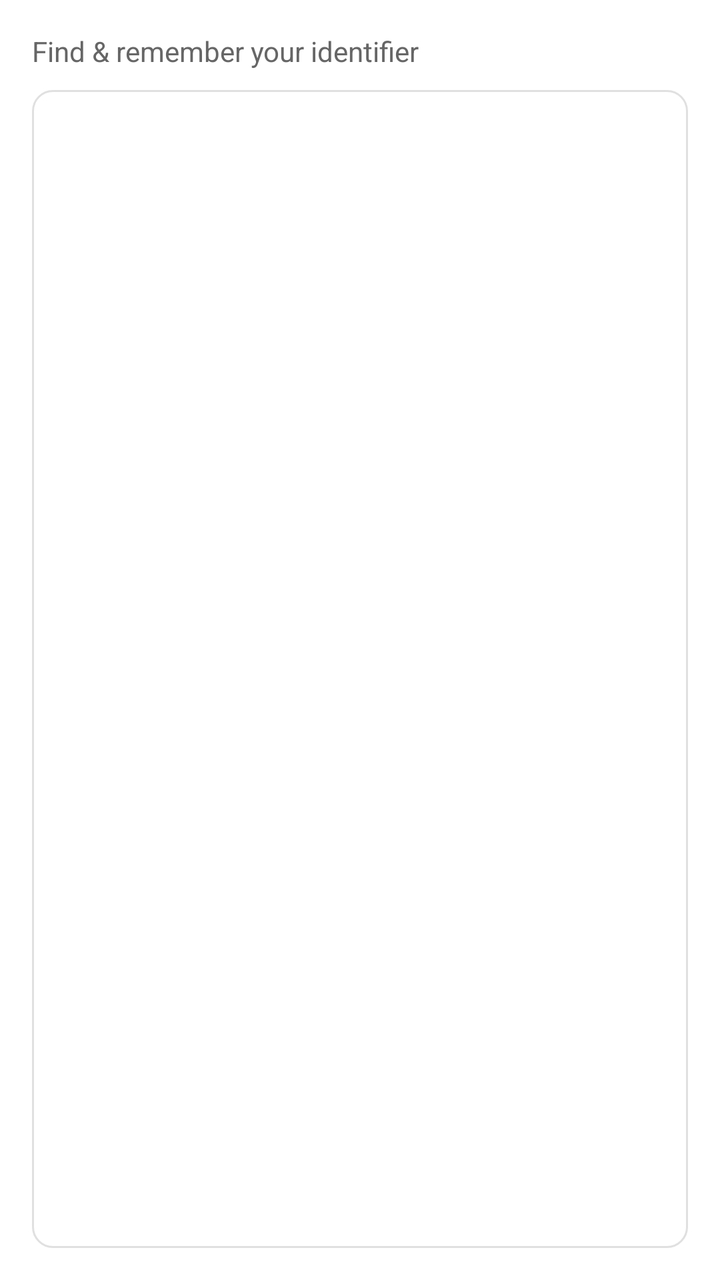
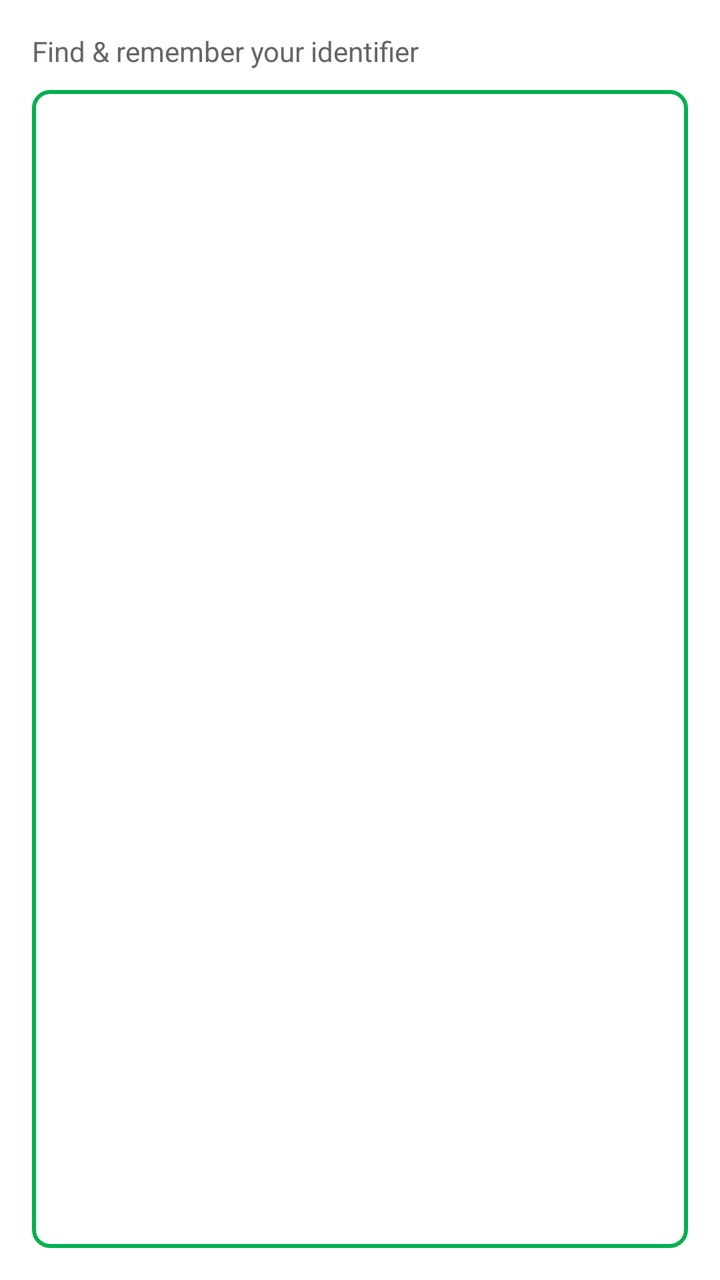

Compare the two renders of this Android layout. The source of the first and the diff that turns it into the second are given below.
<!-- AndroidManifest.xml: application theme Theme.KeyGlass -->
<!-- res/layout/fragment_identifiers.xml -->
<?xml version="1.0" encoding="utf-8"?>
<LinearLayout xmlns:android="http://schemas.android.com/apk/res/android"
    android:layout_width="match_parent"
    android:layout_height="match_parent"
    android:orientation="vertical"
    android:padding="16dp"
    android:background="@color/white">

    <TextView
        android:layout_width="match_parent"
        android:layout_height="wrap_content"
        android:layout_marginBottom="10dp"
        android:text="@string/find_remember"
        android:textColor="@color/grey_text"
        android:textSize="14sp" />

    <FrameLayout
        android:layout_width="match_parent"
        android:layout_height="0dp"
        android:layout_weight="1"
        android:background="@drawable/bg_card"
        android:padding="8dp">

        <androidx.recyclerview.widget.RecyclerView
            android:id="@+id/list"
            android:layout_width="match_parent"
            android:layout_height="match_parent"
            android:clipToPadding="false"
            android:padding="8dp" />

        <TextView
            android:id="@+id/empty"
            android:layout_width="wrap_content"
            android:layout_height="wrap_content"
            android:layout_gravity="center"
            android:gravity="center"
            android:padding="24dp"
            android:text="@string/no_identifiers"
            android:textColor="@color/grey_text"
            android:visibility="gone" />
    </FrameLayout>

</LinearLayout>
<!-- resources referenced by this layout -->
<resources>
  <color name="grey_text">#FF666666</color>
  <color name="white">#FFFFFFFF</color>
  <!-- drawable bg_card (drawable) -->
  <?xml version="1.0" encoding="utf-8"?>
  <shape xmlns:android="http://schemas.android.com/apk/res/android" android:shape="rectangle">
      <solid android:color="@color/white" />
      <stroke android:width="1dp" android:color="@color/grey_mid" />
      <corners android:radius="10dp" />
  </shape>
  <string name="find_remember">Find &amp; remember your identifier</string>
  <string name="no_identifiers">No identifiers yet. Add them in the Setup tab.</string>
  <style name="Theme.KeyGlass" parent="Theme.Material3.Light.NoActionBar">
          <item name="colorPrimary">@color/green</item>
          <item name="colorPrimaryDark">@color/green_dark</item>
          <item name="colorAccent">@color/green</item>
          <item name="android:windowBackground">@color/white</item>
          <item name="android:statusBarColor" tools:targetApi="l">@color/white</item>
          <item name="android:windowLightStatusBar" tools:targetApi="m">true</item>
      </style>
  <color name="grey_mid">#FFE0E0E0</color>
  <color name="green">#FF2E9E4F</color>
  <color name="green_dark">#FF23803F</color>
</resources>

<!-- the commit's change to res/layout/fragment_identifiers.xml (unified diff, before → after) -->
@@ -18,7 +18,7 @@
         android:layout_width="match_parent"
         android:layout_height="0dp"
         android:layout_weight="1"
-        android:background="@drawable/bg_card"
+        android:background="@drawable/bg_frame_green"
         android:padding="8dp">
 
         <androidx.recyclerview.widget.RecyclerView
<!-- resource entries referenced after the edit -->
@@ -2,25 +2,25 @@
 <resources>
   <color name="grey_text">#FF666666</color>
   <color name="white">#FFFFFFFF</color>
-  <!-- drawable bg_card (drawable) -->
+  <!-- drawable bg_frame_green (drawable) -->
   <?xml version="1.0" encoding="utf-8"?>
   <shape xmlns:android="http://schemas.android.com/apk/res/android" android:shape="rectangle">
       <solid android:color="@color/white" />
-      <stroke android:width="1dp" android:color="@color/grey_mid" />
-      <corners android:radius="10dp" />
+      <stroke android:width="2dp" android:color="@color/green" />
+      <corners android:radius="8dp" />
   </shape>
   <string name="find_remember">Find &amp; remember your identifier</string>
   <string name="no_identifiers">No identifiers yet. Add them in the Setup tab.</string>
   <style name="Theme.KeyGlass" parent="Theme.Material3.Light.NoActionBar">
-          <item name="colorPrimary">@color/green</item>
-          <item name="colorPrimaryDark">@color/green_dark</item>
-          <item name="colorAccent">@color/green</item>
+          <item name="colorPrimary">@color/blue</item>
+          <item name="colorPrimaryDark">@color/blue_dark</item>
+          <item name="colorAccent">@color/blue</item>
           <item name="android:windowBackground">@color/white</item>
           <item name="android:statusBarColor" tools:targetApi="l">@color/white</item>
           <item name="android:windowLightStatusBar" tools:targetApi="m">true</item>
       </style>
-  <color name="grey_mid">#FFE0E0E0</color>
-  <color name="green">#FF2E9E4F</color>
-  <color name="green_dark">#FF23803F</color>
+  <color name="green">#FF00B050</color>
+  <color name="blue">#FF4472C4</color>
+  <color name="blue_dark">#FF2B5FBC</color>
 </resources>
 
